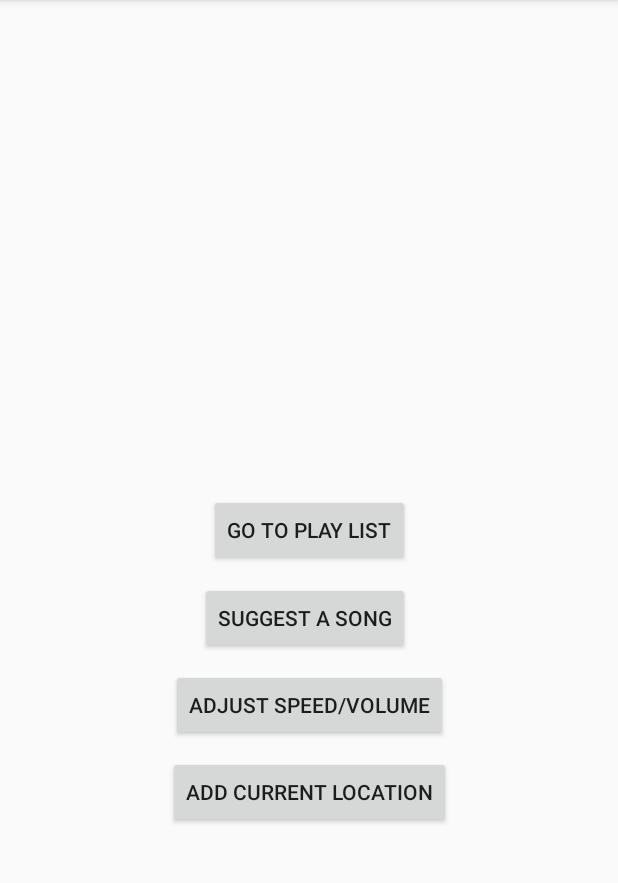
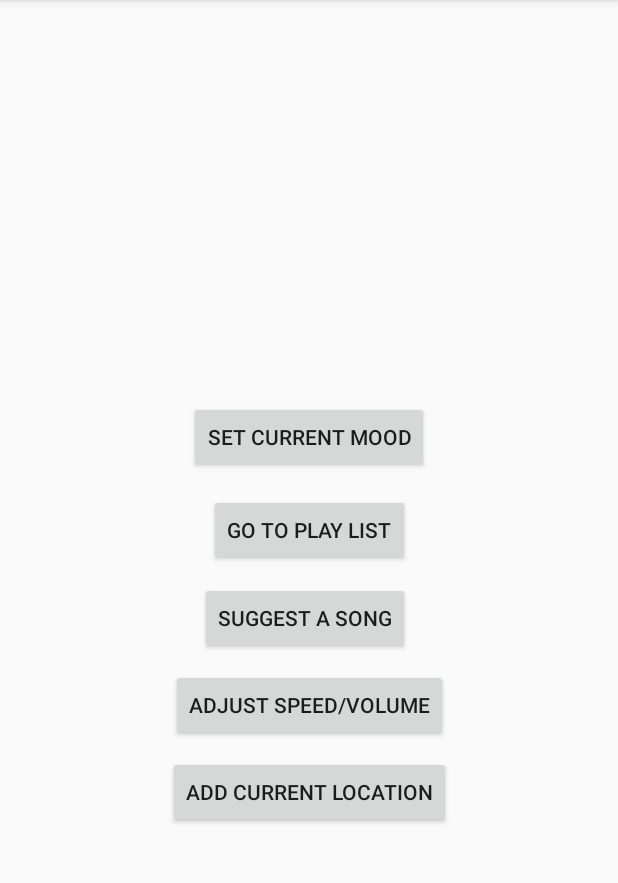
Before and after one commit to tnasim/MusicSuggester, an Android app: the screen it shows after launch (MainActivity), on a phone screen of 412 x 824 dp, the part 84-967 px from its top. Run offline under Robolectric (Android 15) with nearby library versions, the phone set to English and light mode, and no system bars.

Commit message:
Added button and screen for mood

```diff
--- a/app/src/main/AndroidManifest.xml
+++ b/app/src/main/AndroidManifest.xml
@@ -15,7 +15,8 @@
         android:roundIcon="@mipmap/ic_launcher_round"
         android:supportsRtl="true"
         android:theme="@style/AppTheme">
-        <activity android:name=".SuggestionActivity"></activity>
+        <activity android:name=".MoodSettingActivity"></activity>
+        <activity android:name=".SuggestionActivity" />
         <activity android:name=".AdjustmentActivity" />
         <activity android:name=".PlayListActivity" />
         <activity android:name=".SetUpIDActivity" />
--- a/app/src/main/java/com/example/musicsuggestor/MainActivity.java
+++ b/app/src/main/java/com/example/musicsuggestor/MainActivity.java
@@ -213,6 +213,12 @@ public class MainActivity extends AppCompatActivity {
 		startActivity(intent);
 	}
 
+	// Handles when user wants to set the mood.
+	public void sendToMoods(View view) {
+		Intent intent = new Intent(this, MoodSettingActivity.class);
+		startActivity(intent);
+	}
+
 	// Handles when user wants to name the current location.
 	public void sendToLocations(View view) {
 		Intent intent = new Intent(this, SetUpIDActivity.class);
--- a/app/src/main/res/layout/activity_main.xml
+++ b/app/src/main/res/layout/activity_main.xml
@@ -56,4 +56,16 @@
         app:layout_constraintStart_toStartOf="parent"
         app:layout_constraintTop_toBottomOf="@+id/suggestSongButton" />
 
+    <Button
+        android:id="@+id/goToMoodButton"
+        android:layout_width="wrap_content"
+        android:layout_height="wrap_content"
+        android:onClick="sendToMoods"
+        android:text="@string/goToMood"
+        app:layout_constraintBottom_toTopOf="@+id/goToPlayListButton"
+        app:layout_constraintEnd_toEndOf="parent"
+        app:layout_constraintStart_toStartOf="parent"
+        app:layout_constraintTop_toTopOf="parent"
+        app:layout_constraintVertical_bias="0.95" />
+
 </androidx.constraintlayout.widget.ConstraintLayout>
--- a/app/src/main/res/values/strings.xml
+++ b/app/src/main/res/values/strings.xml
@@ -21,4 +21,6 @@
     <string name="titleLabelName">Music Suggestor</string>
     <string name="setVolumeText">Set the Volume:</string>
     <string name="setSpeedText">Set Music Speed:</string>
+    <string name="moodSelectLabel">Select Your Mood:</string>
+    <string name="goToMood">Set Current Mood</string>
 </resources>
```
Also changed, not shown: app/src/main/java/com/example/musicsuggestor/MoodSettingActivity.java (added, +20 -0 lines), app/src/main/res/layout/activity_mood_setting.xml (added, +44 -0 lines), app/src/main/res/values/moodList.xml (added, +11 -0 lines).
